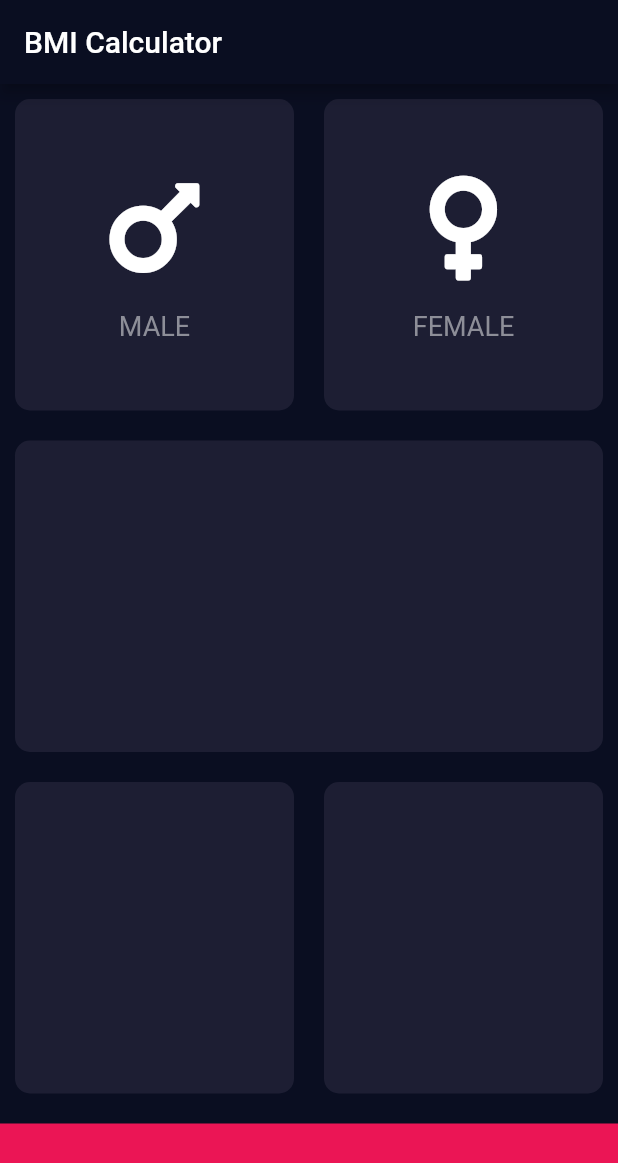
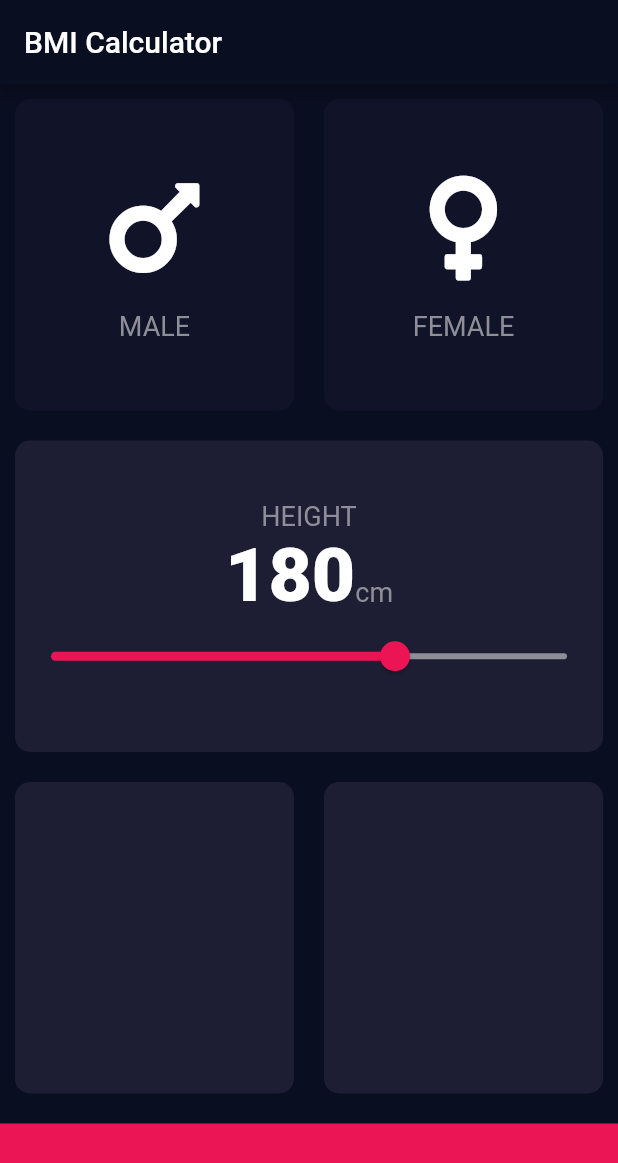
Before and after one commit to azmainadel/bmi-flutter, a Flutter app: the screen it shows after launch, on a phone screen of 412 x 824 dp. Shown: the top 1163 px of the screen. Run offline on Flutter 3.47's test engine with Material 2 defaults, Android fonts, the phone set to English and light mode, and no system bars; our stand-ins replace font_awesome_flutter.

Commit message:
Use resource from constants file

```diff
--- a/lib/constants.dart
+++ b/lib/constants.dart
@@ -5,7 +5,7 @@ const kLabelTextStyle = TextStyle(
   color: Color(0xFF8D8E98),
 );
 
-const kNumberlTextStyle = TextStyle(
+const kNumberTextStyle = TextStyle(
   fontSize: 50.0,
   fontWeight: FontWeight.w900,
 );
--- a/lib/input_page.dart
+++ b/lib/input_page.dart
@@ -2,11 +2,10 @@ import 'package:flutter/material.dart';
 import 'package:flutter_app/reusable_card.dart';
 import 'package:font_awesome_flutter/font_awesome_flutter.dart';
 
+import 'constants.dart';
 import 'icon_content.dart';
 
-const bottomContainerHeight = 75.0;
-const activeCardColor = 0xFF1D1E33;
-const bottomContainerColor = 0xFFEB1555;
+enum Gender { male, female }
 
 class InputPage extends StatefulWidget {
   @override
@@ -14,6 +13,9 @@ class InputPage extends StatefulWidget {
 }
 
 class _InputPageState extends State<InputPage> {
+  Gender selectedGender;
+  int selectedHeight = 180;
+
   @override
   Widget build(BuildContext context) {
     return Scaffold(
@@ -21,26 +23,41 @@ class _InputPageState extends State<InputPage> {
         title: Text('BMI Calculator'),
       ),
       body: Column(
+        crossAxisAlignment: CrossAxisAlignment.stretch,
         children: <Widget>[
           Expanded(
             child: Row(
               children: <Widget>[
                 Expanded(
                   child: ReusableCard(
-                    color: Color(activeCardColor),
+                    color: selectedGender == Gender.male
+                        ? kActiveCardColor
+                        : kInactiveCardColor,
                     cardChild: IconContent(
                       icon: FontAwesomeIcons.mars,
                       iconText: 'MALE',
                     ),
+                    onTap: () {
+                      setState(() {
+                        selectedGender = Gender.male;
+                      });
+                    },
                   ),
                 ),
                 Expanded(
                   child: ReusableCard(
-                    color: Color(activeCardColor),
+                    color: selectedGender == Gender.female
+                        ? kActiveCardColor
+                        : kInactiveCardColor,
                     cardChild: IconContent(
                       icon: FontAwesomeIcons.venus,
                       iconText: 'FEMALE',
                     ),
+                    onTap: () {
+                      setState(() {
+                        selectedGender = Gender.female;
+                      });
+                    },
                   ),
                 ),
               ],
@@ -48,7 +65,43 @@ class _InputPageState extends State<InputPage> {
           ),
           Expanded(
             child: ReusableCard(
-              color: Color(activeCardColor),
+              color: kActiveCardColor,
+              cardChild: Column(
+                mainAxisAlignment: MainAxisAlignment.center,
+                children: <Widget>[
+                  Text(
+                    'HEIGHT',
+                    style: kLabelTextStyle,
+                  ),
+                  Row(
+                    mainAxisAlignment: MainAxisAlignment.center,
+                    crossAxisAlignment: CrossAxisAlignment.baseline,
+                    textBaseline: TextBaseline.alphabetic,
+                    children: <Widget>[
+                      Text(
+                        selectedHeight.toString(),
+                        style: kNumberTextStyle,
+                      ),
+                      Text(
+                        'cm',
+                        style: kLabelTextStyle,
+                      )
+                    ],
+                  ),
+                  Slider(
+                    value: selectedHeight.toDouble(),
+                    min: 120.0,
+                    max: 210.0,
+                    activeColor: kBottomContainerColor,
+                    inactiveColor: Color(0xFF8D8E98),
+                    onChanged: (double newHeight) {
+                      setState(() {
+                        selectedHeight = newHeight.toInt();
+                      });
+                    },
+                  ),
+                ],
+              ),
             ),
           ),
           Expanded(
@@ -56,22 +109,22 @@ class _InputPageState extends State<InputPage> {
               children: <Widget>[
                 Expanded(
                   child: ReusableCard(
-                    color: Color(activeCardColor),
+                    color: kActiveCardColor,
                   ),
                 ),
                 Expanded(
                   child: ReusableCard(
-                    color: Color(activeCardColor),
+                    color: kActiveCardColor,
                   ),
                 ),
               ],
             ),
           ),
           Container(
-            color: Color(bottomContainerColor),
+            color: kBottomContainerColor,
             margin: EdgeInsets.only(top: 10.0),
             width: double.infinity,
-            height: bottomContainerHeight,
+            height: kBottomContainerHeight,
           )
         ],
       ),
--- a/lib/reusable_card.dart
+++ b/lib/reusable_card.dart
@@ -3,18 +3,22 @@ import 'package:flutter/material.dart';
 class ReusableCard extends StatelessWidget {
   final Color color;
   final Widget cardChild;
+  final Function onTap;
 
-  ReusableCard({@required this.color, this.cardChild});
+  ReusableCard({@required this.color, this.cardChild, this.onTap});
 
   @override
   Widget build(BuildContext context) {
-    return Container(
-      margin: EdgeInsets.all(10.0),
-      decoration: BoxDecoration(
-        color: color,
-        borderRadius: BorderRadius.circular(10.0),
+    return GestureDetector(
+      onTap: onTap,
+      child: Container(
+        margin: EdgeInsets.all(10.0),
+        decoration: BoxDecoration(
+          color: color,
+          borderRadius: BorderRadius.circular(10.0),
+        ),
+        child: cardChild,
       ),
-      child: cardChild,
     );
   }
 }
```
